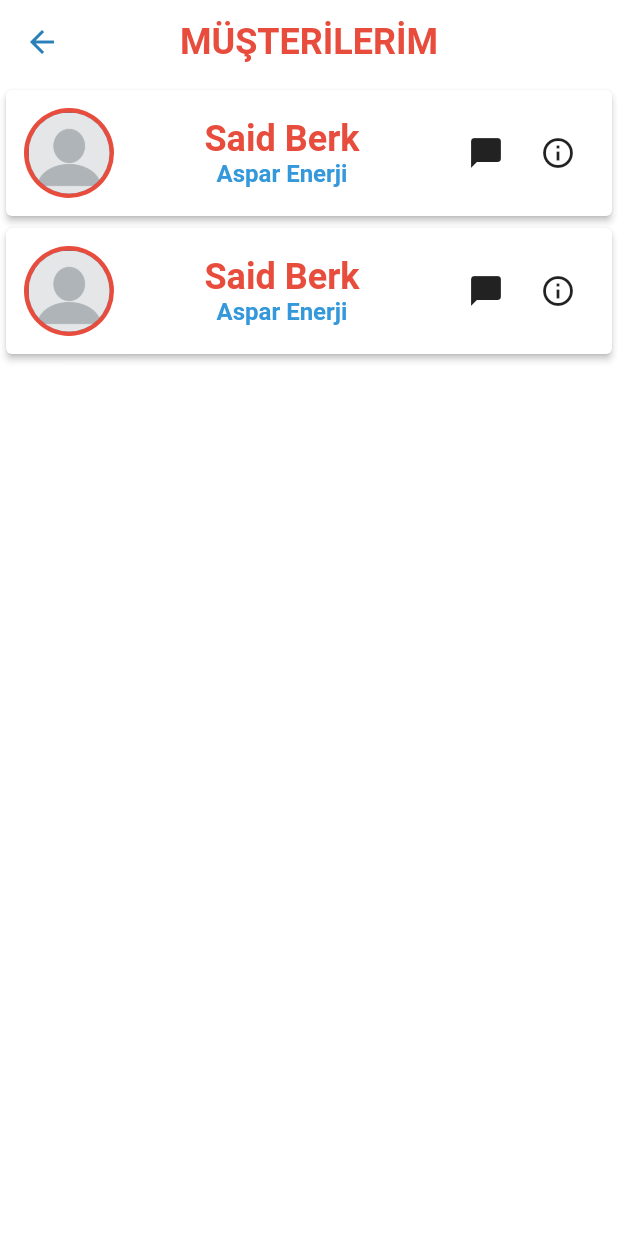
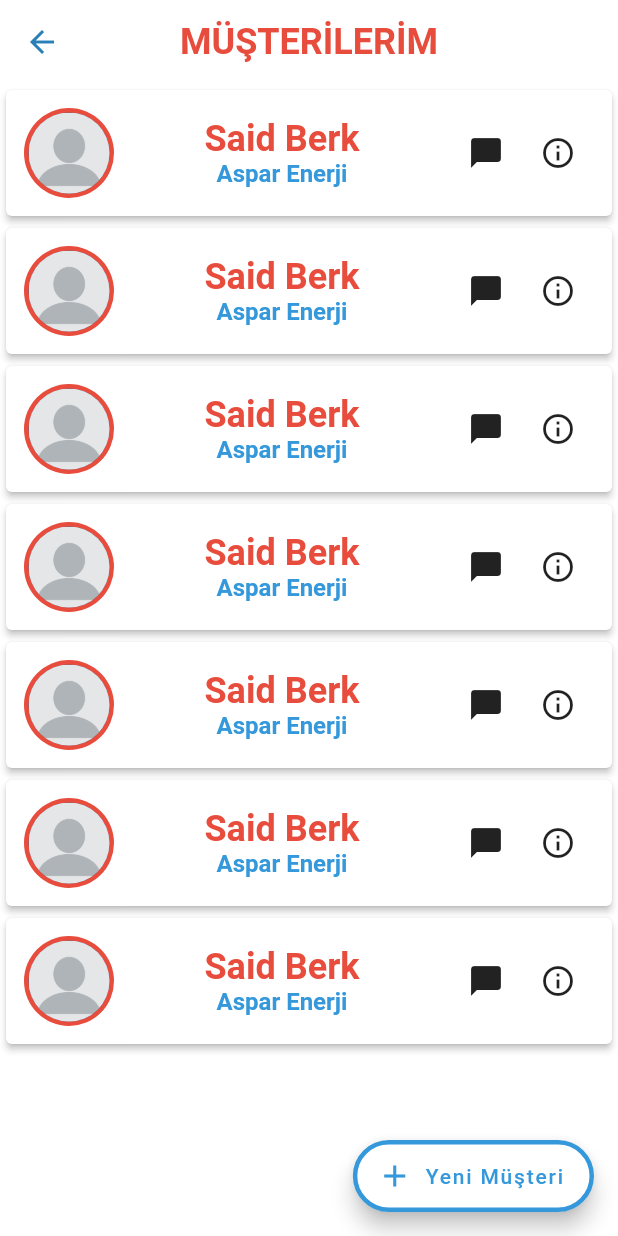
Before and after one commit to saidberk27/atc-int-mobile-app, a Flutter app: the CustomersPage screen opened by its route, on a phone screen of 412 x 824 dp. Run offline on Flutter 3.47's test engine with Material 2 defaults, Android fonts, the phone set to English and light mode, and no system bars; our stand-ins replace flutter_svg.

```diff
--- a/lib/screens/customers/customers.dart
+++ b/lib/screens/customers/customers.dart
@@ -1,3 +1,4 @@
+import 'package:atc_international/local_components/colors.dart';
 import 'package:atc_international/local_components/custom_text_themes.dart';
 import 'package:flutter/material.dart';
 import 'package:atc_international/local_components/profile_picture.dart';
@@ -10,7 +11,28 @@ class CustomersPage extends StatelessWidget {
     return Scaffold(
       appBar: AppBar(title: Text(_pageTitle)),
       body: ListView(
-        children: [customerCard(context), customerCard(context)],
+        children: [
+          customerCard(context),
+          customerCard(context),
+          customerCard(context),
+          customerCard(context),
+          customerCard(context),
+          customerCard(context),
+          customerCard(context),
+          SizedBox(
+            height: 60,
+          )
+        ],
+      ),
+      floatingActionButton: FloatingActionButton.extended(
+        onPressed: () => print("FAB"),
+        label: Text("Yeni Müşteri"),
+        icon: Icon(Icons.add),
+        shape: RoundedRectangleBorder(
+            side: BorderSide(width: 3, color: ProjectColor.lightBlue),
+            borderRadius: BorderRadius.circular(100)),
+        backgroundColor: ProjectColor.white,
+        foregroundColor: ProjectColor.lightBlue,
       ),
     );
   }
```
